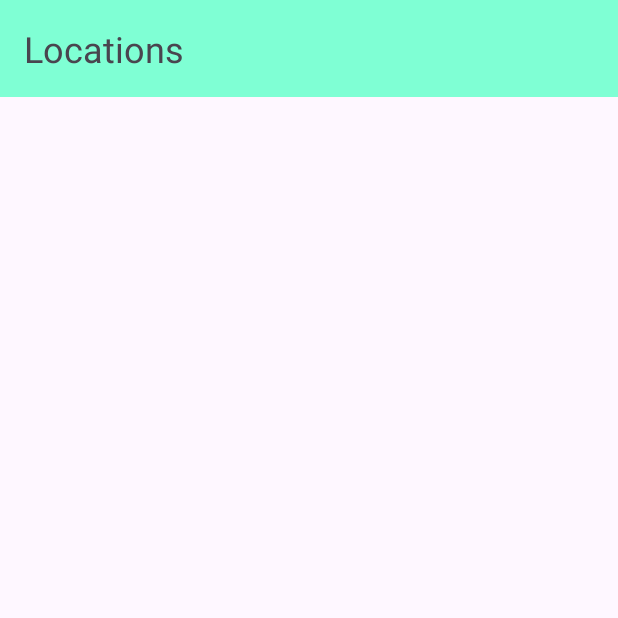
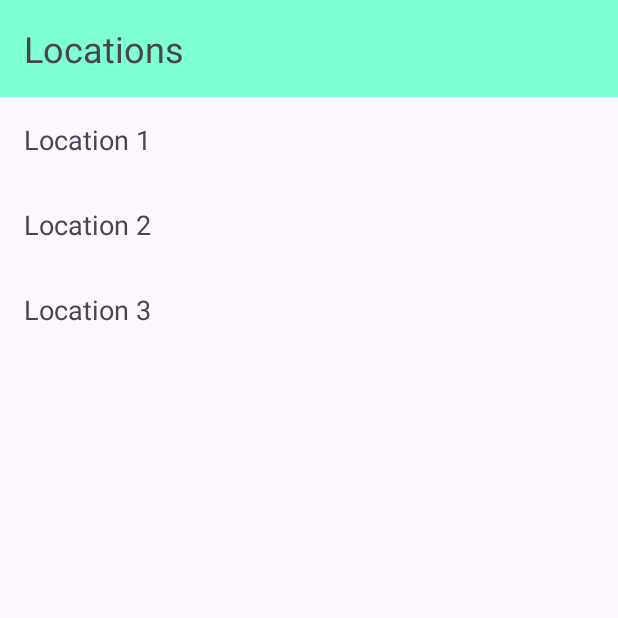
Before and after one commit to mdesanic/zavrsni-rad-iot-lora, an Android app: the screen it shows after launch (MainActivity), on a phone screen of 412 x 824 dp, the top half of it. Run offline under Robolectric (Android 15) with nearby library versions, the phone set to English and light mode, and no system bars.

Commit message:
Created Android project correctly finally.

```diff
--- a/android/WaPamWatchdog/app/src/main/java/com/example/wapamwatchdog/LocationsAdapter.java
+++ b/android/WaPamWatchdog/app/src/main/java/com/example/wapamwatchdog/LocationsAdapter.java
@@ -1,2 +1,56 @@
-package com.example.wapamwatchdog;public class LocationsAdapter {
+package com.example.wapamwatchdog;
+
+import android.view.LayoutInflater;
+import android.view.View;
+import android.view.ViewGroup;
+import android.widget.TextView;
+
+import androidx.annotation.NonNull;
+import androidx.recyclerview.widget.RecyclerView;
+
+import java.util.List;
+
+public class LocationsAdapter extends RecyclerView.Adapter<LocationsAdapter.ViewHolder> {
+
+    private List<String> items;
+
+    public LocationsAdapter(List<String> items) {
+        this.items = items;
+    }
+
+    @NonNull
+    @Override
+    public ViewHolder onCreateViewHolder(@NonNull ViewGroup parent, int viewType) {
+        View view = LayoutInflater.from(parent.getContext()).inflate(R.layout.recyler_locations, parent, false);
+        return new ViewHolder(view);
+    }
+
+    @Override
+    public void onBindViewHolder(@NonNull ViewHolder holder, int position) {
+        String item = items.get(position);
+        holder.textViewTitle.setText(item);
+        holder.textViewTitle.setOnClickListener(v -> {
+            if (holder.textViewDetails.getVisibility() == View.GONE) {
+                holder.textViewDetails.setVisibility(View.VISIBLE);
+            } else {
+                holder.textViewDetails.setVisibility(View.GONE);
+            }
+        });
+    }
+
+    @Override
+    public int getItemCount() {
+        return items.size();
+    }
+
+    public static class ViewHolder extends RecyclerView.ViewHolder {
+        TextView textViewTitle;
+        TextView textViewDetails;
+
+        public ViewHolder(@NonNull View itemView) {
+            super(itemView);
+            textViewTitle = itemView.findViewById(R.id.textViewTitle);
+            textViewDetails = itemView.findViewById(R.id.textViewDetails);
+        }
+    }
 }
--- a/android/WaPamWatchdog/app/src/main/java/com/example/wapamwatchdog/MainActivity.kt
+++ b/android/WaPamWatchdog/app/src/main/java/com/example/wapamwatchdog/MainActivity.kt
@@ -1,11 +1,21 @@
 package com.example.wapamwatchdog
 
+import com.example.wapamwatchdog.R
+import android.os.Bundle
 import androidx.appcompat.app.AppCompatActivity
-import android.os.Bundle
+import androidx.recyclerview.widget.LinearLayoutManager
+import androidx.recyclerview.widget.RecyclerView
+
 
 class MainActivity : AppCompatActivity() {
     override fun onCreate(savedInstanceState: Bundle?) {
         super.onCreate(savedInstanceState)
         setContentView(R.layout.activity_main)
+
+        val items: List<String> = mutableListOf("Location 1", "Location 2", "Location 3")
+
+        val recyclerView = findViewById<RecyclerView>(R.id.recyclerView)
+        recyclerView.layoutManager = LinearLayoutManager(this)
+        recyclerView.adapter = LocationsAdapter(items)
     }
 }
--- a/android/WaPamWatchdog/app/src/main/res/layout/recyler_locations.xml
+++ b/android/WaPamWatchdog/app/src/main/res/layout/recyler_locations.xml
@@ -1,6 +1,24 @@
 <?xml version="1.0" encoding="utf-8"?>
-<androidx.constraintlayout.widget.ConstraintLayout xmlns:android="http://schemas.android.com/apk/res/android"
-             android:layout_width="match_parent"
-             android:layout_height="match_parent">
+<LinearLayout xmlns:android="http://schemas.android.com/apk/res/android"
+              android:layout_width="match_parent"
+              android:layout_height="wrap_content"
+              android:orientation="vertical"
+              android:padding="8dp">
 
-</androidx.constraintlayout.widget.ConstraintLayout>
+    <TextView
+            android:id="@+id/textViewTitle"
+            android:layout_width="match_parent"
+            android:layout_height="wrap_content"
+            android:text="Item Title"
+            android:textSize="18sp"
+            android:padding="8dp"
+            android:background="?android:attr/selectableItemBackground"/>
+
+    <TextView
+            android:id="@+id/textViewDetails"
+            android:layout_width="match_parent"
+            android:layout_height="wrap_content"
+            android:text="Item Details"
+            android:visibility="gone"
+            android:padding="8dp"/>
+</LinearLayout>
```
